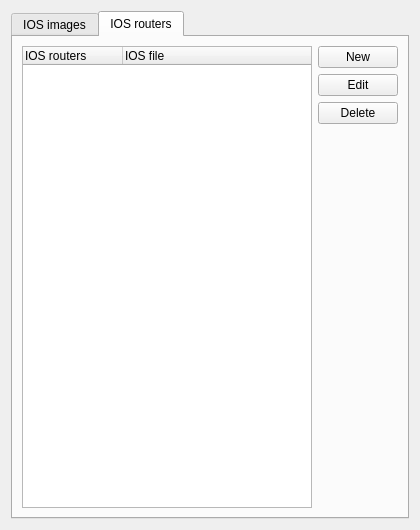
Qt form gns3/modules/dynamips/ui/ios_router_preferences_page.ui (GNS3/gns3-gui) before a commit.
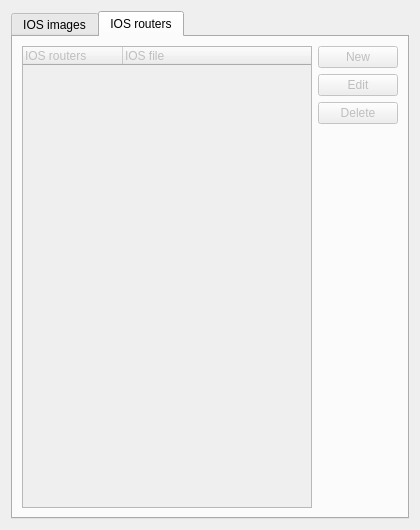
The same form after that commit. The open tabs and pages were chosen to show the change.

```diff
--- a/gns3/modules/dynamips/ui/ios_router_preferences_page.ui
+++ b/gns3/modules/dynamips/ui/ios_router_preferences_page.ui
@@ -16,6 +16,9 @@
   <layout class="QVBoxLayout">
    <item>
     <widget class="QTabWidget" name="uiTabWidget">
+     <property name="enabled">
+      <bool>true</bool>
+     </property>
      <property name="currentIndex">
       <number>0</number>
      </property>
@@ -215,6 +218,9 @@
       </layout>
      </widget>
      <widget class="QWidget" name="uiIOSRoutersTabWidget">
+      <property name="enabled">
+       <bool>false</bool>
+      </property>
       <attribute name="title">
        <string>IOS routers</string>
       </attribute>
```
